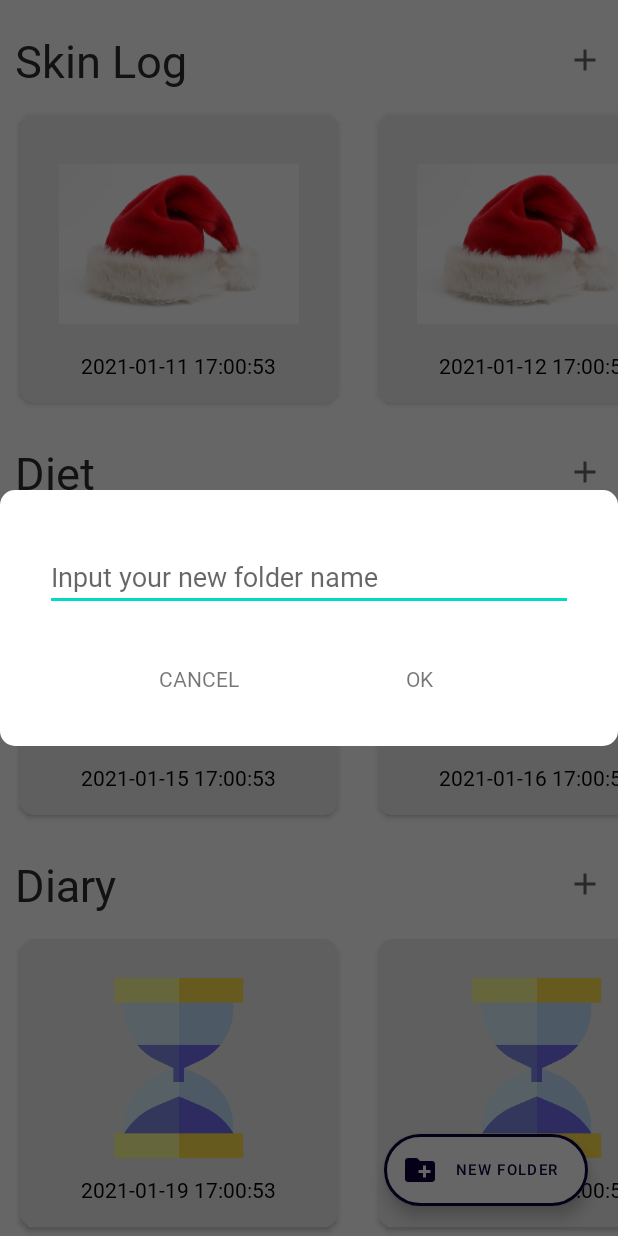
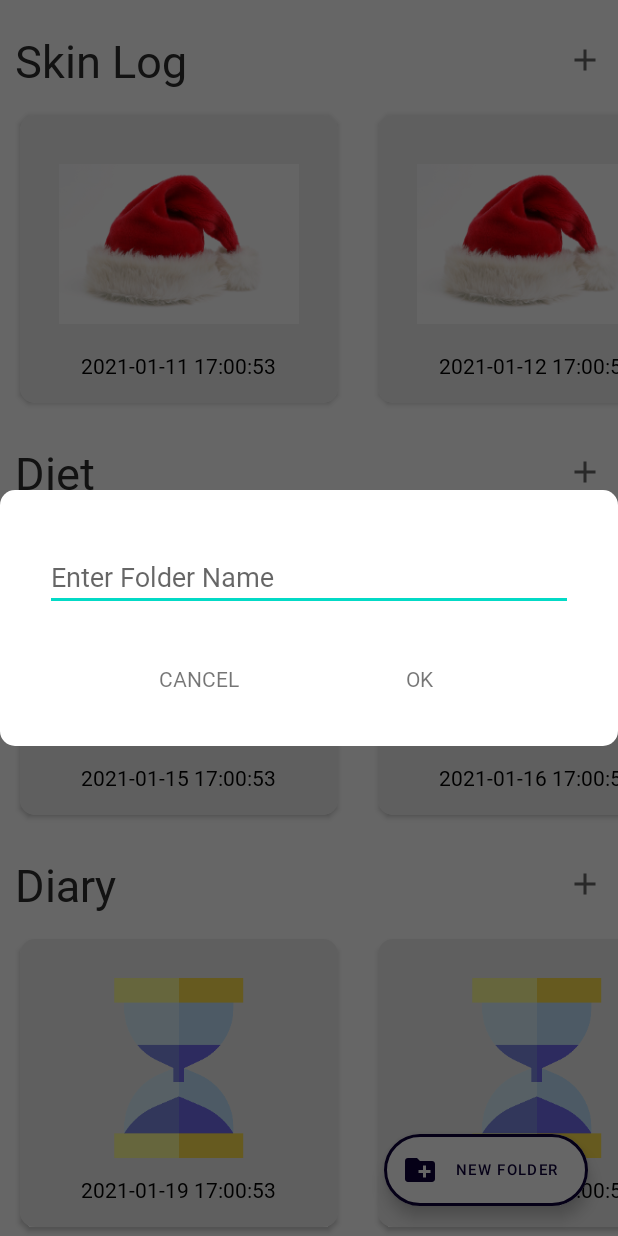
Before and after one commit to uyttyu7532/PhotoChangeRecord, an Android app: the screen it shows after launch (ListActivity), after a tap on "NEW FOLDER", on a phone screen of 412 x 824 dp. Run offline under Robolectric (Android 15) with nearby library versions, the phone set to English and light mode, and no system bars; our stand-ins replace data binding; libraries missing offline, so code that uses them is left out: com.takusemba.multisnaprecyclerview, splitties.toast.toast; pictures from the network do not load; 4 statements that could not run were skipped.

Commit message:
Dialog DataBinding

```diff
--- a/src/main/java/com/example/photochangerecord/ListActivity.kt
+++ b/src/main/java/com/example/photochangerecord/ListActivity.kt
@@ -1,6 +1,7 @@
 package com.example.photochangerecord
 
 
+import android.app.Dialog
 import android.content.Context
 import android.content.Intent
 import android.graphics.Color
@@ -65,17 +66,24 @@ class ListActivity : AppCompatActivity() {
     }
 
     private fun showMakeFolderDialog(){
-//        val binding: AddFolderDialogBinding = DataBindingUtil.inflate(LayoutInflater.from(this), R.layout.add_folder_dialog, null, false)
+        val binding: AddFolderDialogBinding = DataBindingUtil.inflate(
+            LayoutInflater.from(this),
+            R.layout.add_folder_dialog,
+            null,
+            false
+        )
 
-        val inflater = getSystemService(Context.LAYOUT_INFLATER_SERVICE) as LayoutInflater
-        val view = inflater.inflate(R.layout.add_folder_dialog, null)
+//        val inflater = getSystemService(Context.LAYOUT_INFLATER_SERVICE) as LayoutInflater
+//        val view = inflater.inflate(R.layout.add_folder_dialog, null)
 
-        val alertDialog = AlertDialog.Builder(this).create()
+//        val alertDialog = AlertDialog.Builder(this).create()
 
+        val dialog = Dialog(this)
+        dialog.setContentView(binding.root)
 
-        alertDialog.setView(view)
-        alertDialog.window!!.setBackgroundDrawable(ColorDrawable(Color.TRANSPARENT))
-        alertDialog.show()
+//        alertDialog.setView(view)
+        dialog.window!!.setBackgroundDrawable(ColorDrawable(Color.TRANSPARENT))
+        dialog.show()
     }
 
     private fun recyclerview() {
--- a/src/main/res/layout/add_folder_dialog.xml
+++ b/src/main/res/layout/add_folder_dialog.xml
@@ -36,7 +36,7 @@
             android:layout_marginBottom="10dp"
             android:ems="10"
             android:fontFamily="@font/gmarketsansttfmedium"
-            android:hint="Input your new folder name"
+            android:hint="Enter Folder Name"
             android:inputType="textPersonName" />
 
         <LinearLayout
```
